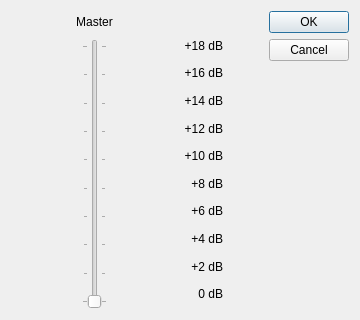
First picture: the form in src/qt/qt_soundgain.ui, repository 86Box/86Box, before the edit.
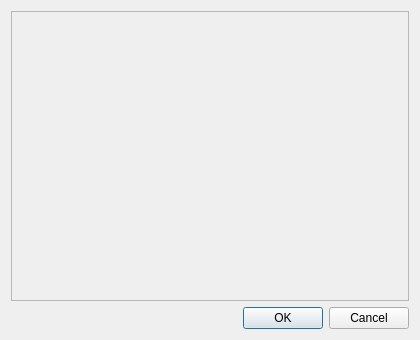
Second picture: the form after the edit.

Commit message: Sound gain dialog: horizontal scroll area, -18..+18 dB range

What changed in the file:
```diff
--- a/src/qt/qt_soundgain.ui
+++ b/src/qt/qt_soundgain.ui
@@ -6,187 +6,34 @@
    <rect>
     <x>0</x>
     <y>0</y>
-    <width>360</width>
-    <height>320</height>
+    <width>420</width>
+    <height>340</height>
    </rect>
   </property>
-  <property name="sizePolicy">
-   <sizepolicy hsizetype="MinimumExpanding" vsizetype="MinimumExpanding">
-    <horstretch>0</horstretch>
-    <verstretch>0</verstretch>
-   </sizepolicy>
-  </property>
-  <property name="minimumSize">
-   <size>
-    <width>360</width>
-    <height>320</height>
-   </size>
-  </property>
   <property name="windowTitle">
    <string>Sound Gain</string>
   </property>
-  <layout class="QGridLayout" name="gridLayout" columnstretch="1,0,0,0">
-   <item row="0" column="2">
-    <spacer name="horizontalSpacer">
-     <property name="orientation">
-      <enum>Qt::Horizontal</enum>
+  <layout class="QVBoxLayout" name="verticalLayout">
+   <item>
+    <widget class="QScrollArea" name="scrollArea">
+     <property name="horizontalScrollBarPolicy">
+      <enum>Qt::ScrollBarAsNeeded</enum>
      </property>
-     <property name="sizeHint" stdset="0">
-      <size>
-       <width>40</width>
-       <height>20</height>
-      </size>
+     <property name="verticalScrollBarPolicy">
+      <enum>Qt::ScrollBarAlwaysOff</enum>
      </property>
-    </spacer>
-   </item>
-   <item row="0" column="0">
-    <widget class="QLabel" name="label">
-     <property name="sizePolicy">
-      <sizepolicy hsizetype="Expanding" vsizetype="Preferred">
-       <horstretch>0</horstretch>
-       <verstretch>0</verstretch>
-      </sizepolicy>
+     <property name="widgetResizable">
+      <bool>true</bool>
      </property>
-     <property name="text">
-      <string>Master</string>
-     </property>
-     <property name="alignment">
-      <set>Qt::AlignCenter</set>
-     </property>
+     <widget class="QWidget" name="scrollAreaWidgetContents">
+      <layout class="QHBoxLayout" name="slidersLayout"/>
+     </widget>
     </widget>
    </item>
-   <item row="1" column="1">
-    <widget class="QLabel" name="label_11">
-     <property name="text">
-      <string>+18 dB</string>
-     </property>
-     <property name="alignment">
-      <set>Qt::AlignRight</set>
-     </property>
-    </widget>
-   </item>
-   <item row="2" column="1">
-    <widget class="QLabel" name="label_10">
-     <property name="text">
-      <string>+16 dB</string>
-     </property>
-     <property name="alignment">
-      <set>Qt::AlignRight</set>
-     </property>
-    </widget>
-   </item>
-   <item row="3" column="1">
-    <widget class="QLabel" name="label_9">
-     <property name="text">
-      <string>+14 dB</string>
-     </property>
-     <property name="alignment">
-      <set>Qt::AlignRight</set>
-     </property>
-    </widget>
-   </item>
-   <item row="4" column="1">
-    <widget class="QLabel" name="label_8">
-     <property name="text">
-      <string>+12 dB</string>
-     </property>
-     <property name="alignment">
-      <set>Qt::AlignRight</set>
-     </property>
-    </widget>
-   </item>
-   <item row="5" column="1">
-    <widget class="QLabel" name="label_3">
-     <property name="text">
-      <string>+10 dB</string>
-     </property>
-     <property name="alignment">
-      <set>Qt::AlignRight</set>
-     </property>
-    </widget>
-   </item>
-   <item row="6" column="1">
-    <widget class="QLabel" name="label_2">
-     <property name="text">
-      <string>+8 dB</string>
-     </property>
-     <property name="alignment">
-      <set>Qt::AlignRight</set>
-     </property>
-    </widget>
-   </item>
-   <item row="7" column="1">
-    <widget class="QLabel" name="label_4">
-     <property name="text">
-      <string>+6 dB</string>
-     </property>
-     <property name="alignment">
-      <set>Qt::AlignRight</set>
-     </property>
-    </widget>
-   </item>
-   <item row="8" column="1">
-    <widget class="QLabel" name="label_5">
-     <property name="text">
-      <string>+4 dB</string>
-     </property>
-     <property name="alignment">
-      <set>Qt::AlignRight</set>
-     </property>
-    </widget>
-   </item>
-   <item row="9" column="1">
-    <widget class="QLabel" name="label_6">
-     <property name="text">
-      <string>+2 dB</string>
-     </property>
-     <property name="alignment">
-      <set>Qt::AlignRight</set>
-     </property>
-    </widget>
-   </item>
-   <item row="10" column="1">
-    <widget class="QLabel" name="label_7">
-     <property name="text">
-      <string>0 dB</string>
-     </property>
-     <property name="alignment">
-      <set>Qt::AlignRight</set>
-     </property>
-    </widget>
-   </item>
-   <item row="1" column="0" rowspan="10" alignment="Qt::AlignHCenter">
-    <widget class="QSlider" name="verticalSlider">
-     <property name="maximum">
-      <number>18</number>
-     </property>
-     <property name="singleStep">
-      <number>2</number>
-     </property>
-     <property name="pageStep">
-      <number>4</number>
-     </property>
-     <property name="orientation">
-      <enum>Qt::Vertical</enum>
-     </property>
-     <property name="invertedAppearance">
-      <bool>false</bool>
-     </property>
-     <property name="tickPosition">
-      <enum>QSlider::TicksBothSides</enum>
-     </property>
-    </widget>
-   </item>
-   <item row="0" column="3" rowspan="7">
+   <item>
     <widget class="QDialogButtonBox" name="buttonBox">
-     <property name="sizePolicy">
-      <sizepolicy hsizetype="Minimum" vsizetype="Expanding">
-       <horstretch>0</horstretch>
-       <verstretch>0</verstretch>
-      </sizepolicy>
-     </property>
      <property name="orientation">
-      <enum>Qt::Vertical</enum>
+      <enum>Qt::Horizontal</enum>
      </property>
      <property name="standardButtons">
       <set>QDialogButtonBox::Cancel|QDialogButtonBox::Ok</set>
```
Left out of the diff: 20 changed lines with no effect on the pictures. The commit also changes 2 other files.
